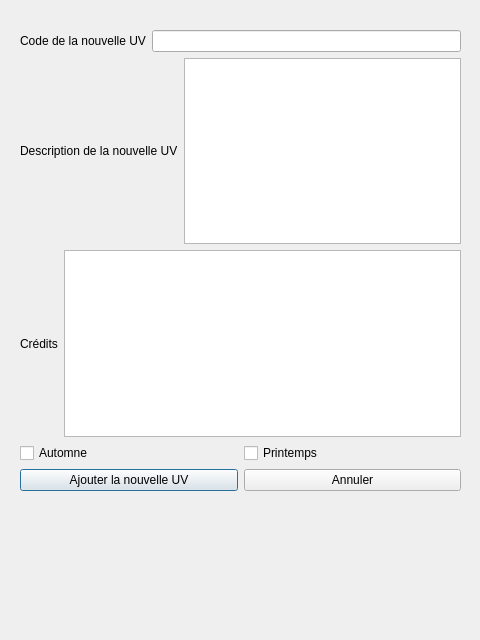
Qt form ajouteruvwindow.ui (Clement-Fichmann/UTProfiler) before a commit.
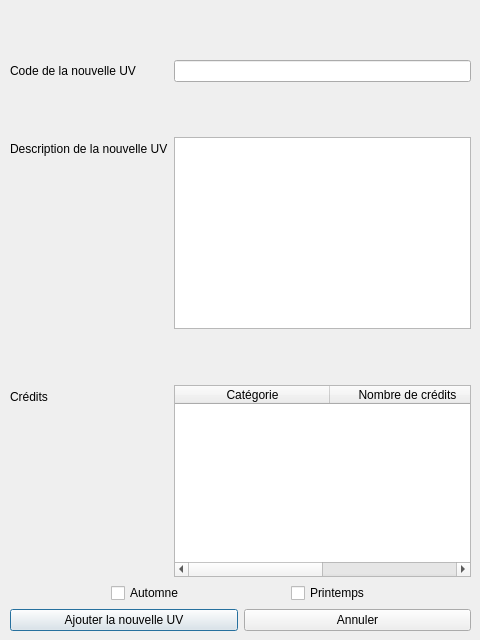
The same form after that commit.

```diff
--- a/ajouteruvwindow.ui
+++ b/ajouteruvwindow.ui
@@ -19,57 +19,124 @@
   <widget class="QWidget" name="verticalLayoutWidget">
    <property name="geometry">
     <rect>
-     <x>20</x>
-     <y>30</y>
-     <width>441</width>
-     <height>461</height>
+     <x>10</x>
+     <y>10</y>
+     <width>461</width>
+     <height>621</height>
     </rect>
    </property>
    <layout class="QVBoxLayout" name="mainLayout">
     <item>
-     <layout class="QHBoxLayout" name="layoutCode">
-      <item>
+     <layout class="QFormLayout" name="formLayout">
+      <property name="fieldGrowthPolicy">
+       <enum>QFormLayout::AllNonFixedFieldsGrow</enum>
+      </property>
+      <item row="1" column="0">
        <widget class="QLabel" name="lblCode">
         <property name="text">
          <string>Code de la nouvelle UV</string>
         </property>
        </widget>
       </item>
-      <item>
+      <item row="1" column="1">
        <widget class="QLineEdit" name="txtCodeNewUV"/>
       </item>
-     </layout>
-    </item>
-    <item>
-     <layout class="QHBoxLayout" name="layoutDescription">
-      <item>
+      <item row="3" column="0">
        <widget class="QLabel" name="lblDescription">
         <property name="text">
          <string>Description de la nouvelle UV</string>
         </property>
        </widget>
       </item>
-      <item>
+      <item row="3" column="1">
        <widget class="QTextEdit" name="txtDescNewUV"/>
       </item>
-     </layout>
-    </item>
-    <item>
-     <layout class="QHBoxLayout" name="layoutCredits">
-      <item>
+      <item row="5" column="0">
        <widget class="QLabel" name="lblCredits">
         <property name="text">
          <string>Crédits</string>
         </property>
        </widget>
       </item>
-      <item>
-       <widget class="QTableWidget" name="tableCredits"/>
+      <item row="5" column="1">
+       <widget class="QTableWidget" name="tableCredits">
+        <attribute name="horizontalHeaderDefaultSectionSize">
+         <number>155</number>
+        </attribute>
+        <attribute name="horizontalHeaderMinimumSectionSize">
+         <number>155</number>
+        </attribute>
+        <attribute name="horizontalHeaderStretchLastSection">
+         <bool>true</bool>
+        </attribute>
+        <column>
+         <property name="text">
+          <string>Catégorie</string>
+         </property>
+        </column>
+        <column>
+         <property name="text">
+          <string>Nombre de crédits</string>
+         </property>
+        </column>
+       </widget>
+      </item>
+      <item row="4" column="0">
+       <spacer name="verticalSpacer">
+        <property name="orientation">
+         <enum>Qt::Vertical</enum>
+        </property>
+        <property name="sizeHint" stdset="0">
+         <size>
+          <width>20</width>
+          <height>40</height>
+         </size>
+        </property>
+       </spacer>
+      </item>
+      <item row="2" column="0">
+       <spacer name="verticalSpacer_2">
+        <property name="orientation">
+         <enum>Qt::Vertical</enum>
+        </property>
+        <property name="sizeHint" stdset="0">
+         <size>
+          <width>20</width>
+          <height>40</height>
+         </size>
+        </property>
+       </spacer>
+      </item>
+      <item row="0" column="0">
+       <spacer name="verticalSpacer_3">
+        <property name="orientation">
+         <enum>Qt::Vertical</enum>
+        </property>
+        <property name="sizeHint" stdset="0">
+         <size>
+          <width>20</width>
+          <height>40</height>
+         </size>
+        </property>
+       </spacer>
       </item>
      </layout>
     </item>
     <item>
-     <layout class="QHBoxLayout" name="layoutSemestres">
+     <layout class="QHBoxLayout" name="horizontalLayout">
+      <item>
+       <spacer name="horizontalSpacer_2">
+        <property name="orientation">
+         <enum>Qt::Horizontal</enum>
+        </property>
+        <property name="sizeHint" stdset="0">
+         <size>
+          <width>40</width>
+          <height>20</height>
+         </size>
+        </property>
+       </spacer>
+      </item>
       <item>
        <widget class="QCheckBox" name="chkAutomne">
         <property name="text">
@@ -77,6 +144,19 @@
         </property>
        </widget>
       </item>
+      <item>
+       <spacer name="horizontalSpacer">
+        <property name="orientation">
+         <enum>Qt::Horizontal</enum>
+        </property>
+        <property name="sizeHint" stdset="0">
+         <size>
+          <width>40</width>
+          <height>20</height>
+         </size>
+        </property>
+       </spacer>
+      </item>
       <item>
        <widget class="QCheckBox" name="chkPrintemps">
         <property name="text">
@@ -84,6 +164,19 @@
         </property>
        </widget>
       </item>
+      <item>
+       <spacer name="horizontalSpacer_3">
+        <property name="orientation">
+         <enum>Qt::Horizontal</enum>
+        </property>
+        <property name="sizeHint" stdset="0">
+         <size>
+          <width>40</width>
+          <height>20</height>
+         </size>
+        </property>
+       </spacer>
+      </item>
      </layout>
     </item>
     <item>
```
Left out of the diff: 8 changed lines with no effect on the pictures.
